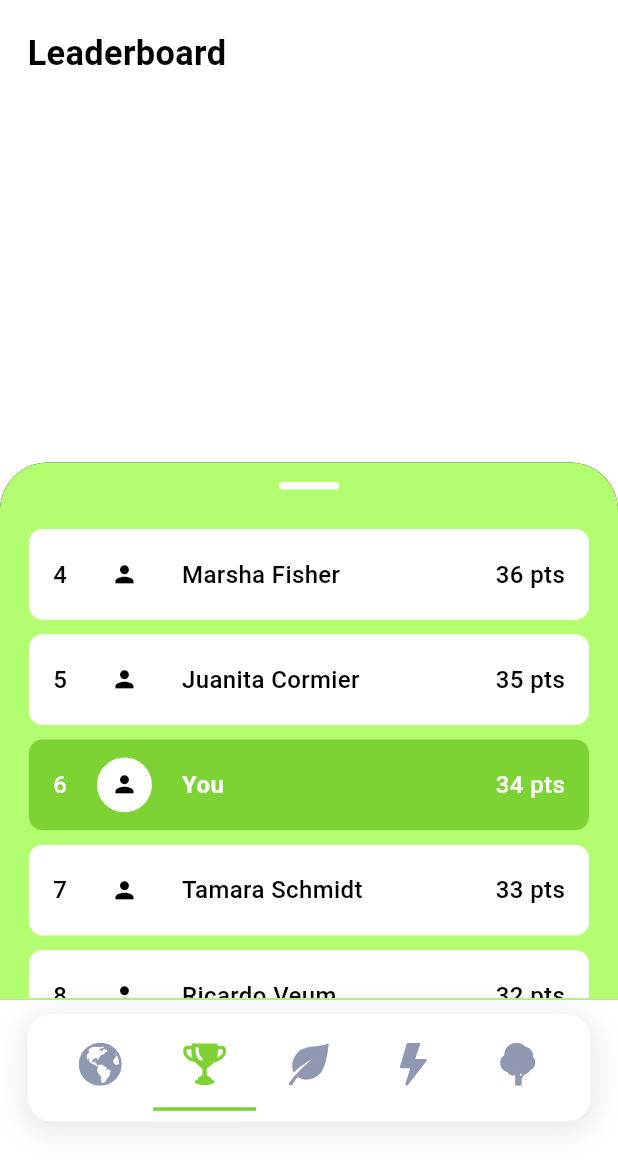
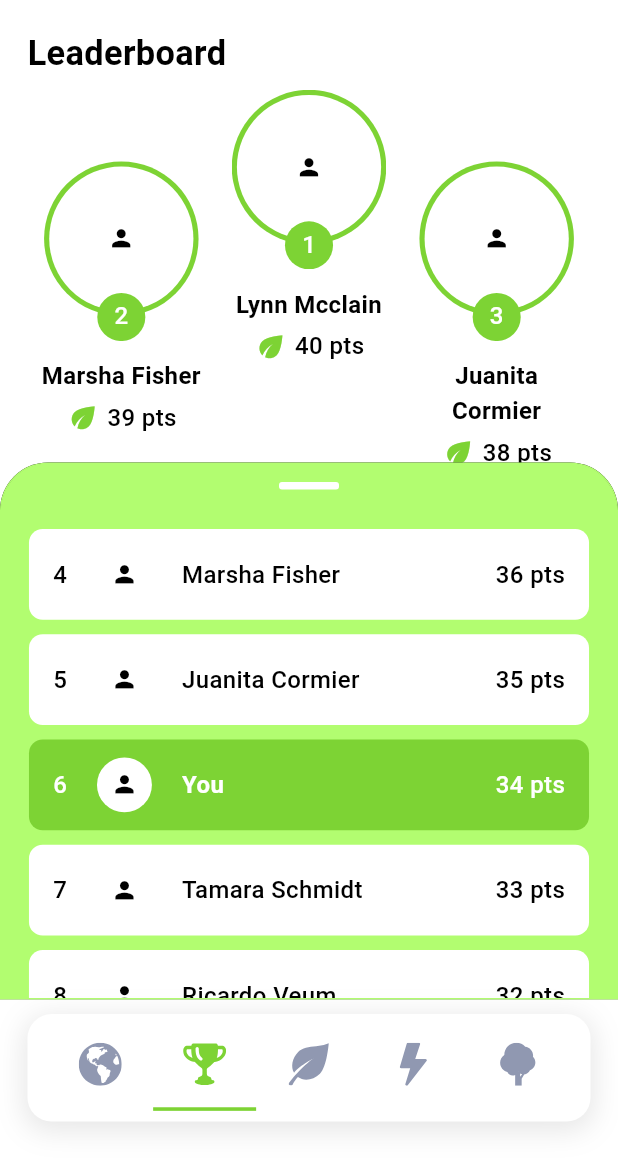
Before and after one commit to Kamal578/CH4NGE_UI, a Flutter app: the LeaderboardPage screen opened by its route, on a phone screen of 412 x 824 dp, the part 75-1236 px from its top. Run offline on Flutter 3.47's test engine with Material 3 defaults, Android fonts, the phone set to English and light mode, and no system bars; our stand-ins replace dio, either_dart, flutter_bloc, flutter_dotenv, flutter_map, flutter_screenutil and 5 more; missing offline and left inert: flutter_map_heatmap; accounts and stored records are empty.

Commit message:
Added Top 3 Users Widget on Leaderboard Page

```diff
--- a/lib/features/layers/presentation/screens/leaderboard/leaderboard_page.dart
+++ b/lib/features/layers/presentation/screens/leaderboard/leaderboard_page.dart
@@ -13,6 +13,9 @@ class LeaderboardPage extends StatefulWidget {
 
 class _LeaderboardPageState extends State<LeaderboardPage> {
   final List<LeaderboardEntry> leaderboardData = [
+    LeaderboardEntry(rank: 1, name: 'Lynn Mcclain', points: 40),
+    LeaderboardEntry(rank: 2, name: 'Marsha Fisher', points: 39),
+    LeaderboardEntry(rank: 3, name: 'Juanita Cormier', points: 38),
     LeaderboardEntry(rank: 4, name: 'Marsha Fisher', points: 36),
     LeaderboardEntry(rank: 5, name: 'Juanita Cormier', points: 35),
     LeaderboardEntry(rank: 6, name: 'You', points: 34, isCurrentUser: true),
@@ -38,7 +41,8 @@ class _LeaderboardPageState extends State<LeaderboardPage> {
         body: Stack(
           children: [
             _buildTitleWidget(),
-            LeaderboardSheet(entries: leaderboardData),
+            _buildTopUserWidget(),
+            LeaderboardSheet(entries: leaderboardData.sublist(3)),
           ],
         ),
       ),
@@ -61,6 +65,53 @@ class _LeaderboardPageState extends State<LeaderboardPage> {
             color: Colors.black,
           ),
         ),
+      ),
+    );
+  }
+
+  Widget _buildTopUserWidget() {
+    return Container(
+      padding: EdgeInsets.symmetric(horizontal: 16.w, vertical: 24.h),
+      child: Row(
+        mainAxisAlignment: MainAxisAlignment.center, // Center the main row
+        crossAxisAlignment: CrossAxisAlignment.end, // Align items at the bottom
+        children: [
+          // Second place (left)
+          Expanded(
+            child: Align(
+              alignment: Alignment.bottomCenter,
+              child: Padding(
+                padding: EdgeInsets.only(top: 40.h), // Push down from top
+                child: TopUserContainer(
+                  entry: leaderboardData[1],
+                ),
+              ),
+            ),
+          ),
+
+          // First place (center)
+          Expanded(
+            child: Align(
+              alignment: Alignment.topCenter,
+              child: TopUserContainer(
+                entry: leaderboardData[0],
+              ),
+            ),
+          ),
+
+          // Third place (right)
+          Expanded(
+            child: Align(
+              alignment: Alignment.bottomCenter,
+              child: Padding(
+                padding: EdgeInsets.only(top: 40.h), // Push down from top
+                child: TopUserContainer(
+                  entry: leaderboardData[2],
+                ),
+              ),
+            ),
+          ),
+        ],
       ),
     );
   }
@@ -133,7 +184,7 @@ class LeaderboardSheet extends StatelessWidget {
   }
 }
 
-// 1. Data Model
+// 2. Data Model
 class LeaderboardEntry {
   final int rank;
   final String name;
@@ -148,7 +199,7 @@ class LeaderboardEntry {
   });
 }
 
-// 2. Individual Item Widget
+// 3. Individual Item Widget
 class LeaderboardItem extends StatelessWidget {
   final LeaderboardEntry entry;
   final Color? backgroundColor;
@@ -233,7 +284,7 @@ class LeaderboardItem extends StatelessWidget {
   }
 }
 
-// 3. List Widget
+// 4. List Widget
 class LeaderboardList extends StatelessWidget {
   final List<LeaderboardEntry> entries;
   final Color? separatorColor;
@@ -263,3 +314,99 @@ class LeaderboardList extends StatelessWidget {
     );
   }
 }
+
+// Top User Container
+class TopUserContainer extends StatelessWidget {
+  final LeaderboardEntry entry;
+
+  const TopUserContainer({
+    super.key,
+    required this.entry,
+  });
+
+  @override
+  Widget build(BuildContext context) {
+    return Container(
+      width: 110.h,
+      padding: EdgeInsets.symmetric(vertical: 12.h, horizontal: 8.w),
+      color: Colors.transparent,
+      child: Column(
+        crossAxisAlignment: CrossAxisAlignment.center,
+        children: [
+          Stack(
+            alignment: Alignment.center,
+            children: [
+              Column(
+                children: [
+                  CircleAvatar(
+                    radius: 45.r,
+                    backgroundColor: Color(0xFF7DD334),
+                    child: CircleAvatar(
+                      radius: 42.r,
+                      backgroundColor: Colors.white,
+                      child: Icon(
+                        Icons.person,
+                        color: Colors.black,
+                        size: 16.r,
+                      ),
+                    ),
+                  ),
+                  SizedBox(
+                    height: 14.h,
+                  ),
+                ],
+              ),
+              Positioned(
+                bottom: 0.h,
+                right: 0,
+                left: 0,
+                child: CircleAvatar(
+                  radius: 14.r,
+                  backgroundColor: Color(0xFF7DD334),
+                  child: Text(
+                    '${entry.rank}',
+                    style: TextStyle(
+                      color: Colors.white,
+                      fontSize: 14.sp,
+                      fontWeight: FontWeight.w500,
+                    ),
+                  ),
+                ),
+              ),
+            ],
+          ),
+          SizedBox(height: 10.h),
+          Text(
+            entry.name,
+            textAlign: TextAlign.center,
+            style: TextStyle(
+              color: Colors.black,
+              fontSize: 16,
+              fontWeight: FontWeight.w700,
+            ),
+          ),
+          SizedBox(height: 4.h),
+          Row(
+            mainAxisAlignment: MainAxisAlignment.center,
+            children: [
+              Icon(
+                Icons.eco,
+                color: Color(0xFF7DD334),
+                size: 20.sp,
+              ),
+              SizedBox(width: 4.w),
+              Text(
+                '${entry.points} pts',
+                style: TextStyle(
+                  fontSize: 16,
+                  color: Colors.black,
+                  fontWeight: FontWeight.w500,
+                ),
+              ),
+            ],
+          ),
+        ],
+      ),
+    );
+  }
+}
```
